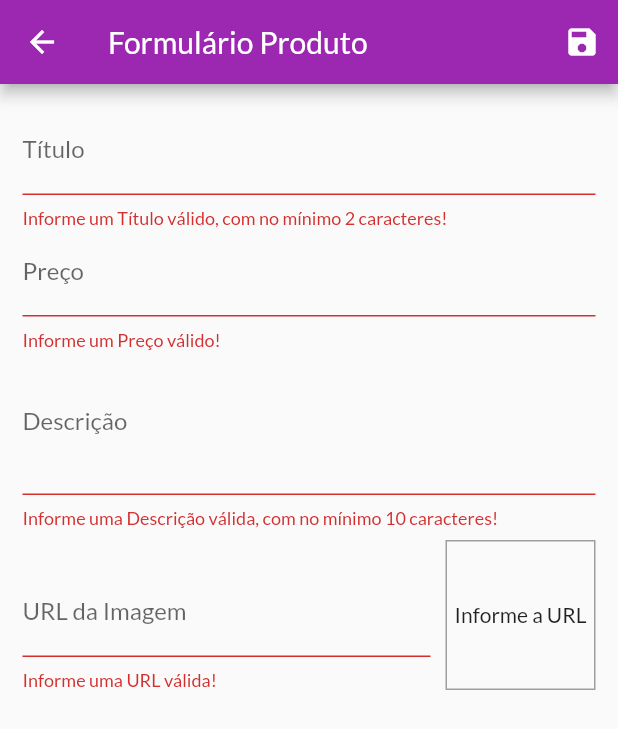
After one commit to dudulacerdadl/Curso-Flutter, a Flutter app: the ProductFormScreen screen opened by its route, after a tap on the "save" icon, on a phone screen of 412 x 824 dp. The commit adds this screen. Shown: the top 729 px of the screen. Run offline on Flutter 3.47's test engine with Material 2 defaults, Android fonts, the phone set to English and light mode, and no system bars; network calls fail.

Commit message:
Inclusão de formulário na aplicação Shop

```diff
--- a/Flutter/Shop/lib/main.dart
+++ b/Flutter/Shop/lib/main.dart
@@ -1,3 +1,4 @@
+import 'package:Shop/views/products_screen.dart';
 import 'package:flutter/material.dart';
 import 'package:provider/provider.dart';
 
@@ -6,6 +7,7 @@ import './utils/app_routes.dart';
 import './views/products_detail_screen.dart';
 import './views/cart_screen.dart';
 import './views/orders_screen.dart';
+import './views/product_form_screen.dart';
 
 import './providers/products.dart';
 import './providers/cart.dart';
@@ -42,6 +44,8 @@ class MyApp extends StatelessWidget {
           AppRoutes.PRODUCT_DETAIL: (ctx) => ProductDedailScreen(),
           AppRoutes.CART: (ctx) => CartScreen(),
           AppRoutes.ORDERS: (ctx) => OrdersScreen(),
+          AppRoutes.PRODUCTS: (ctx) => ProductsScreen(),
+          AppRoutes.PRODUCT_FORM: (ctx) => ProductFormScreen(),
         },
       ),
     );
--- a/Flutter/Shop/lib/providers/product.dart
+++ b/Flutter/Shop/lib/providers/product.dart
@@ -9,7 +9,7 @@ class Product with ChangeNotifier {
   bool isFavorite;
 
   Product({
-    @required this.id,
+    this.id,
     @required this.title,
     @required this.description,
     @required this.price,
--- a/Flutter/Shop/lib/utils/app_routes.dart
+++ b/Flutter/Shop/lib/utils/app_routes.dart
@@ -3,4 +3,6 @@ class AppRoutes {
   static const PRODUCT_DETAIL = '/product-detail';
   static const CART = '/cart';
   static const ORDERS = '/orders';
+  static const PRODUCTS = '/products';
+  static const PRODUCT_FORM = '/product-form';
 }
--- a/Flutter/Shop/lib/views/cart_screen.dart
+++ b/Flutter/Shop/lib/views/cart_screen.dart
@@ -30,7 +30,7 @@ class CartScreen extends StatelessWidget {
                   SizedBox(width: 10),
                   Chip(
                     label: Text(
-                      'R\$${cart.totalAmount}',
+                      'R\$${cart.totalAmount.toStringAsFixed(2)}',
                       style: TextStyle(
                           color: Theme.of(context)
                               .primaryTextTheme
--- /dev/null
+++ b/Flutter/Shop/lib/views/product_form_screen.dart
@@ -0,0 +1,233 @@
+import 'package:flutter/material.dart';
+import 'package:provider/provider.dart';
+import '../providers/product.dart';
+import '../providers/products.dart';
+
+class ProductFormScreen extends StatefulWidget {
+  @override
+  _ProductFormScreenState createState() => _ProductFormScreenState();
+}
+
+class _ProductFormScreenState extends State<ProductFormScreen> {
+  final _priceFocusNode = FocusNode();
+  final _descriptionFocusNode = FocusNode();
+  final _imageUrlFocusNode = FocusNode();
+  final _imageUrlController = TextEditingController();
+  final _form = GlobalKey<FormState>();
+  final _formData = Map<String, Object>();
+
+  @override
+  void initState() {
+    super.initState();
+    _imageUrlFocusNode.addListener(_updateImageUrl);
+  }
+
+  @override
+  void didChangeDependencies() {
+    super.didChangeDependencies();
+
+    if (_formData.isEmpty) {
+      final product = ModalRoute.of(context).settings.arguments as Product;
+      if (product != null) {
+        _formData['id'] = product.id;
+        _formData['title'] = product.title;
+        _formData['description'] = product.description;
+        _formData['price'] = product.price;
+        _formData['imageUrl'] = product.imageUrl;
+
+        _imageUrlController.text = _formData['imageUrl'];
+      } else {
+        _formData['price'] = '';
+      }
+    }
+  }
+
+  void _updateImageUrl() {
+    if (isValidImageUrl(_imageUrlController.text)) {
+      setState(() {});
+    }
+  }
+
+  bool isValidImageUrl(String url) {
+    bool startWithHttp = url.toLowerCase().startsWith('http://');
+    bool startWithHttps = url.toLowerCase().startsWith('https://');
+    bool endsWithPng = url.toLowerCase().endsWith('.png');
+    bool endsWithJpg = url.toLowerCase().endsWith('.jpg');
+    bool endsWithJpeg = url.toLowerCase().endsWith('.jpeg');
+    return (startWithHttp || startWithHttps) &&
+        (endsWithPng || endsWithJpg || endsWithJpeg);
+  }
+
+  @override
+  void dispose() {
+    super.dispose();
+    _priceFocusNode.dispose();
+    _descriptionFocusNode.dispose();
+    _imageUrlFocusNode.removeListener(_updateImageUrl);
+    _imageUrlFocusNode.dispose();
+  }
+
+  void _saveForm() {
+    bool isValid = _form.currentState.validate();
+
+    if (!isValid) {
+      return;
+    }
+
+    _form.currentState.save();
+
+    final product = Product(
+      id: _formData['id'],
+      title: _formData['title'],
+      price: _formData['price'],
+      description: _formData['description'],
+      imageUrl: _formData['imageUrl'],
+    );
+
+    final products = Provider.of<Products>(context, listen: false);
+    if (_formData['id'] == null) {
+      products.addProduct(product);
+    } else {
+      products.updateProduct(product);
+    }
+    Navigator.of(context).pop();
+  }
+
+  @override
+  Widget build(BuildContext context) {
+    return Scaffold(
+      appBar: AppBar(
+        title: Text('Formulário Produto'),
+        actions: <Widget>[
+          IconButton(
+            icon: Icon(Icons.save),
+            onPressed: () {
+              _saveForm();
+            },
+          ),
+        ],
+      ),
+      body: Padding(
+        padding: const EdgeInsets.all(15),
+        child: Form(
+          key: _form,
+          child: ListView(
+            children: <Widget>[
+              TextFormField(
+                initialValue: _formData['title'],
+                decoration: InputDecoration(labelText: 'Título'),
+                textInputAction: TextInputAction.next,
+                onFieldSubmitted: (_) {
+                  FocusScope.of(context).requestFocus(_priceFocusNode);
+                },
+                onSaved: (value) => _formData['title'] = value,
+                validator: (value) {
+                  bool isEmpty = value.trim().isEmpty;
+                  bool isInvalid = value.trim().length <= 2;
+
+                  if (isEmpty || isInvalid) {
+                    return 'Informe um Título válido, com no mínimo 2 caracteres!';
+                  }
+
+                  return null;
+                },
+              ),
+              TextFormField(
+                initialValue: _formData['price'].toString(),
+                decoration: InputDecoration(labelText: 'Preço'),
+                textInputAction: TextInputAction.next,
+                focusNode: _priceFocusNode,
+                keyboardType: TextInputType.numberWithOptions(
+                  decimal: true,
+                ),
+                onFieldSubmitted: (_) {
+                  FocusScope.of(context).requestFocus(_descriptionFocusNode);
+                },
+                onSaved: (value) => _formData['price'] = double.parse(value),
+                validator: (value) {
+                  bool isEmpty = value.trim().isEmpty;
+                  var newPrice = double.tryParse(value);
+                  bool isInvalid = newPrice == null || newPrice <= 0;
+
+                  if (isEmpty || isInvalid) {
+                    return 'Informe um Preço válido!';
+                  }
+
+                  return null;
+                },
+              ),
+              TextFormField(
+                initialValue: _formData['description'],
+                decoration: InputDecoration(labelText: 'Descrição'),
+                maxLines: 3,
+                keyboardType: TextInputType.multiline,
+                focusNode: _descriptionFocusNode,
+                onSaved: (value) => _formData['description'] = value,
+                validator: (value) {
+                  bool isEmpty = value.trim().isEmpty;
+                  bool isInvalid = value.trim().length <= 10;
+
+                  if (isEmpty || isInvalid) {
+                    return 'Informe uma Descrição válida, com no mínimo 10 caracteres!';
+                  }
+
+                  return null;
+                },
+              ),
+              Row(
+                crossAxisAlignment: CrossAxisAlignment.end,
+                children: <Widget>[
+                  Expanded(
+                    child: TextFormField(
+                      decoration: InputDecoration(labelText: 'URL da Imagem'),
+                      keyboardType: TextInputType.url,
+                      textInputAction: TextInputAction.done,
+                      focusNode: _imageUrlFocusNode,
+                      controller: _imageUrlController,
+                      onFieldSubmitted: (_) {
+                        _saveForm();
+                      },
+                      onSaved: (value) => _formData['imageUrl'] = value,
+                      validator: (value) {
+                        bool isEmpty = value.trim().isEmpty;
+                        bool isInvalid = !isValidImageUrl(value);
+                        if (isEmpty || isInvalid) {
+                          return 'Informe uma URL válida!';
+                        }
+
+                        return null;
+                      },
+                    ),
+                  ),
+                  Container(
+                    height: 100,
+                    width: 100,
+                    margin: EdgeInsets.only(
+                      top: 8,
+                      left: 10,
+                    ),
+                    decoration: BoxDecoration(
+                      border: Border.all(
+                        color: Colors.grey,
+                        width: 1,
+                      ),
+                    ),
+                    alignment: Alignment.center,
+                    child: _imageUrlController.text.isEmpty
+                        ? Text('Informe a URL')
+                        : FittedBox(
+                            child: Image.network(
+                              _imageUrlController.text,
+                              fit: BoxFit.cover,
+                            ),
+                          ),
+                  ),
+                ],
+              ),
+            ],
+          ),
+        ),
+      ),
+    );
+  }
+}
--- a/Flutter/Shop/lib/widgets/product_grid.dart
+++ b/Flutter/Shop/lib/widgets/product_grid.dart
@@ -1,6 +1,6 @@
 import 'package:flutter/material.dart';
 import 'package:provider/provider.dart';
-import '../widgets/product_item.dart';
+import './product_grid_item.dart';
 import '../providers/products.dart';
 
 class ProductGrid extends StatelessWidget {
@@ -21,7 +21,7 @@ class ProductGrid extends StatelessWidget {
       // Usa o ChangeNotify criado anteriormente para pegar um produto é atualizado, como na mudança de favorito
       itemBuilder: (cxt, i) => ChangeNotifierProvider.value(
         value: products[i],
-        child: ProductItem(),
+        child: ProductGridItem(),
       ),
       gridDelegate: SliverGridDelegateWithFixedCrossAxisCount(
         crossAxisCount: 2,
```
Also changed, not shown: Flutter/Shop/lib/providers/cart.dart (+23 -0 lines), Flutter/Shop/lib/providers/products.dart (+35 -2 lines), Flutter/Shop/lib/views/products_screen.dart (added, +44 -0 lines), Flutter/Shop/lib/widgets/app_drawer.dart (+11 -0 lines), Flutter/Shop/lib/widgets/cart_item_widget.dart (+26 -1 lines), Flutter/Shop/lib/widgets/product_grid_item.dart (added, +72 -0 lines), Flutter/Shop/lib/widgets/product_item.dart (+51 -41 lines).
